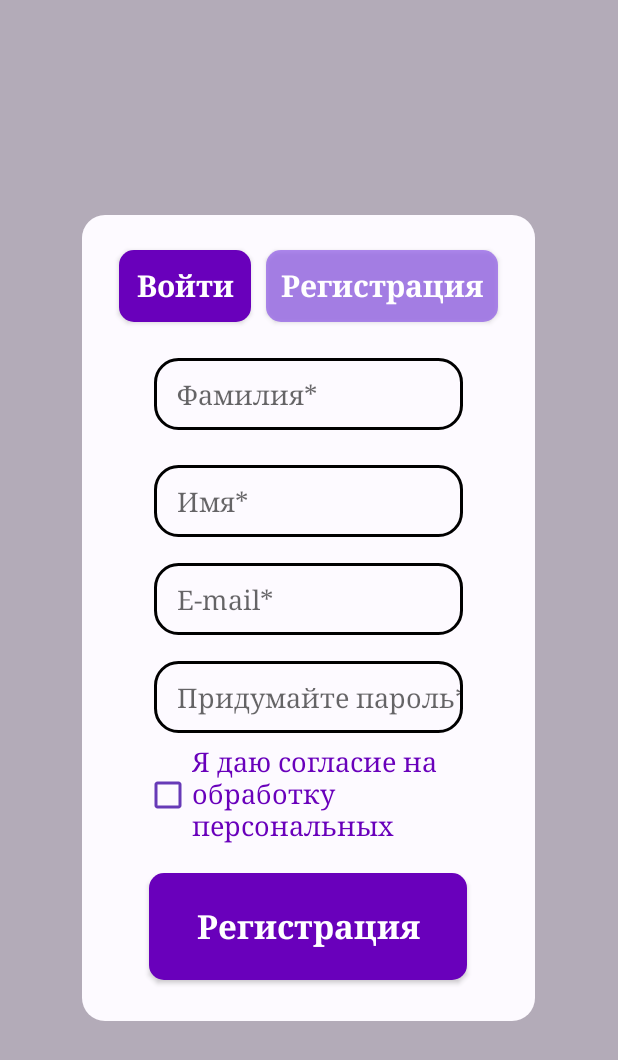
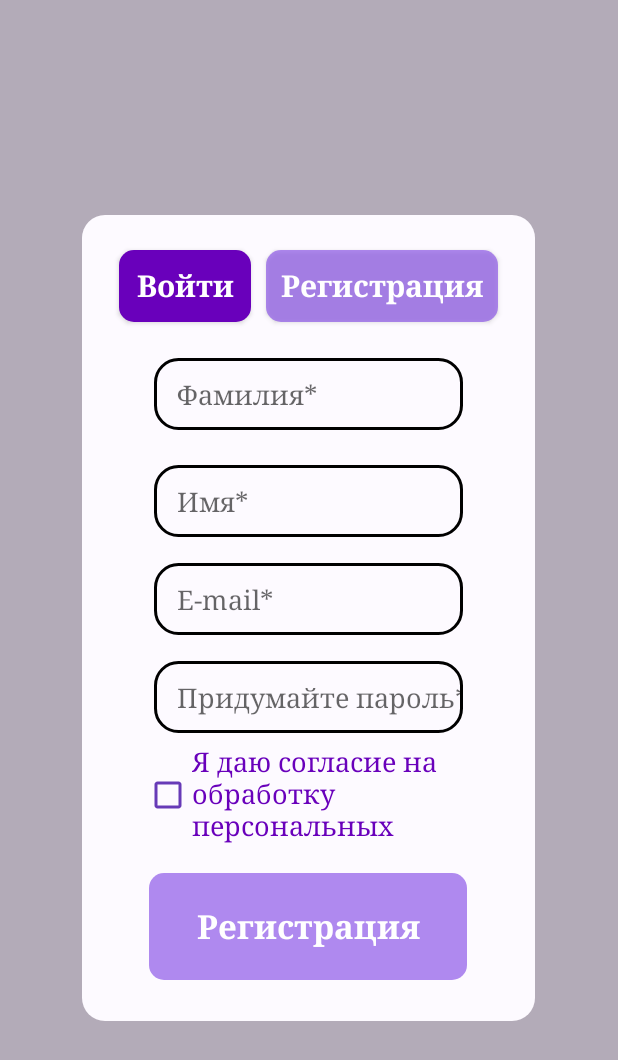
Before and after one commit to elizflera/mobile-development, an Android app: the layout sign_in.xml on its own in the app's theme, with its tools: preview values and no code run, on a phone screen of 412 x 824 dp. Shown: the top 1060 px of the screen. Run offline under Robolectric (Android 15) with nearby library versions, the phone set to English and light mode, and no system bars.

```diff
--- a/src/main/java/com/example/myapplication/LocalDataBase.java
+++ b/src/main/java/com/example/myapplication/LocalDataBase.java
@@ -31,7 +31,7 @@ public abstract class LocalDataBase extends RoomDatabase {
 
     public void insertUser(User user) {
         new Thread(() -> {
-            daoUser().insertAllUsers(user);
+            daoUser().insertUser(user);
         }).start();
     }
 }
--- a/src/main/java/com/example/myapplication/view/MainActivity.java
+++ b/src/main/java/com/example/myapplication/view/MainActivity.java
@@ -10,7 +10,9 @@ import android.widget.Toast;
 
 import com.example.myapplication.R;
 
+import dagger.hilt.android.AndroidEntryPoint;
 
+@AndroidEntryPoint
 public class MainActivity extends AppCompatActivity {
     protected void onCreate(Bundle savedInstanceState) {
         super.onCreate(savedInstanceState);
--- /dev/null
+++ b/src/main/res/color/button_color.xml
@@ -0,0 +1,6 @@
+<?xml version="1.0" encoding="utf-8"?>
+<selector xmlns:android="http://schemas.android.com/apk/res/android">
+    <item android:color="#6900BB" android:state_enabled="true"/>
+    <item android:color="#A98950E7" android:state_enabled="false"/>
+
+</selector>
--- /dev/null
+++ b/src/main/res/drawable/round_all.xml
@@ -0,0 +1,5 @@
+<?xml version="1.0" encoding="utf-8"?>
+<shape xmlns:android="http://schemas.android.com/apk/res/android">
+    <solid android:color="@color/button_color"/>
+    <corners android:radius="10dp"/>
+</shape>
--- a/src/main/res/layout/activity_main.xml
+++ b/src/main/res/layout/activity_main.xml
@@ -8,7 +8,7 @@
 
     <androidx.fragment.app.FragmentContainerView
         android:id="@+id/container"
-        android:name="com.example.myapplication.FragmentSignIn"
+        android:name="com.example.myapplication.view.fragments.FragmentSignUp"
         android:layout_width="match_parent"
         android:layout_height="match_parent"
         app:layout_constraintBaseline_toBottomOf="parent"
--- a/src/main/res/layout/sign_in.xml
+++ b/src/main/res/layout/sign_in.xml
@@ -22,6 +22,7 @@
             android:orientation="horizontal">
 
             <androidx.appcompat.widget.AppCompatButton
+                android:id="@+id/enter"
                 android:textAppearance="@style/TextAppearance.AppCompat.Medium"
                 android:layout_width="wrap_content"
                 android:layout_height="wrap_content"
@@ -59,6 +60,7 @@
             android:orientation="vertical">
 
             <EditText
+                android:id="@+id/surname"
                 android:layout_width="match_parent"
                 android:layout_height="48dp"
                 android:layout_marginLeft="48dp"
@@ -79,6 +81,7 @@
             android:orientation="vertical">
 
             <EditText
+                android:id="@+id/name"
                 android:layout_width="match_parent"
                 android:layout_height="48dp"
                 android:layout_marginLeft="48dp"
@@ -99,6 +102,7 @@
             android:orientation="vertical">
 
             <EditText
+                android:id="@+id/email"
                 android:layout_width="match_parent"
                 android:layout_height="48dp"
                 android:layout_marginLeft="48dp"
@@ -119,6 +123,7 @@
             android:orientation="vertical">
 
             <EditText
+                android:id="@+id/password"
                 android:layout_width="match_parent"
                 android:layout_height="48dp"
                 android:layout_marginLeft="48dp"
@@ -144,6 +149,7 @@
                 android:layout_height="80dp">
 
                 <CheckBox
+                    android:id="@+id/checkbox"
                     android:layout_width="240dp"
                     android:layout_height="match_parent"
                     android:layout_alignParentStart="true"
@@ -170,11 +176,12 @@
             android:orientation="vertical">
 
             <androidx.appcompat.widget.AppCompatButton
+                android:id="@+id/button_registration"
                 android:layout_width="212dp"
                 android:layout_height="71dp"
                 android:layout_centerInParent="true"
                 android:layout_marginBottom="15dp"
-                android:background="@drawable/round_all_dark_violet"
+                android:background="@drawable/round_all"
                 android:fontFamily="serif"
                 android:text="@string/registration"
                 android:textAlignment="center"
@@ -182,7 +189,8 @@
                 android:textColor="@android:color/white"
                 android:textSize="22sp"
                 android:textStyle="bold"
-                android:typeface="serif">
+                android:typeface="serif"
+                android:enabled="false">
 
             </androidx.appcompat.widget.AppCompatButton>
 
```
Also changed, not shown: src/main/java/com/example/myapplication/Repository.java (+4 -5 lines), src/main/java/com/example/myapplication/models/DaoUser.java (+9 -7 lines), src/main/java/com/example/myapplication/models/User.java (+5 -5 lines), src/main/java/com/example/myapplication/view/fragments/FragmentSignIn.java (+74 -1 lines), src/main/java/com/example/myapplication/view/fragments/FragmentSignUp.java (+51 -1 lines), src/main/java/com/example/myapplication/viewmodels/ViewModelSignIn.java (+25 -1 lines), src/main/java/com/example/myapplication/viewmodels/ViewModelSignUp.java (+24 -1 lines), src/main/res/layout/sign_up.xml (+6 -2 lines).
